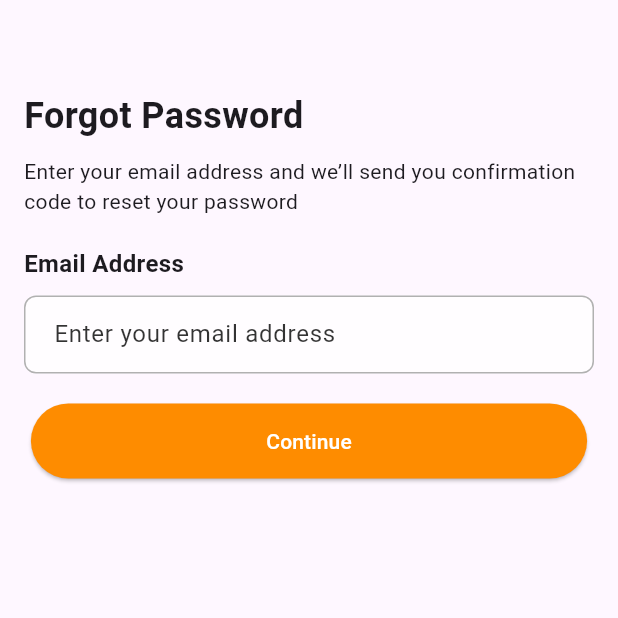
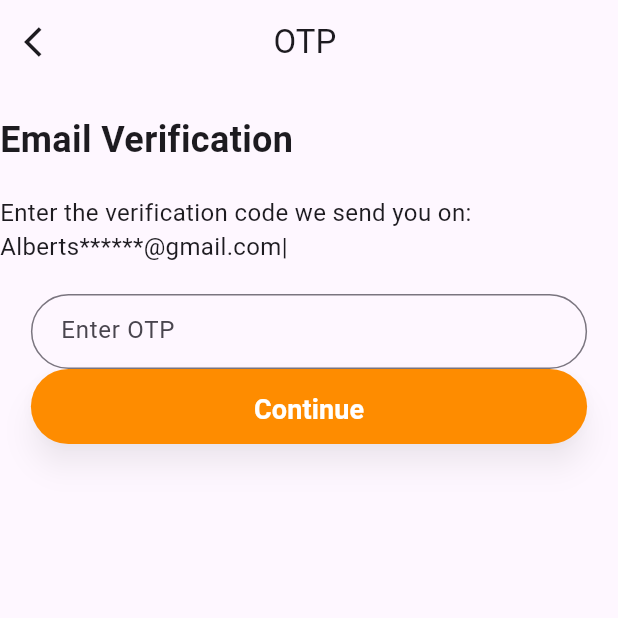
Before and after one commit to Qariziaullahkhan/Food-deleivery-App, a Flutter app: the ForgotPasswordView screen opened by its route, after a tap on "Continue", on a phone screen of 412 x 824 dp, the top half of it. Run offline on Flutter 3.47's test engine with Material 3 defaults, Android fonts, the phone set to English and light mode, and no system bars; our stand-ins replace get.

Commit message:
I create a email verificationviews

```diff
--- a/lib/main.dart
+++ b/lib/main.dart
@@ -14,6 +14,7 @@ class MyApp extends StatelessWidget {
   @override
   Widget build(BuildContext context) {
     return GetMaterialApp(
+      debugShowCheckedModeBanner: false,
       title: 'Flutter Demo',
       theme: ThemeData(
 
--- a/lib/routes/app_pages.dart
+++ b/lib/routes/app_pages.dart
@@ -1,4 +1,5 @@
 import 'package:food_delivery_app/routes/app_routes.dart';
+import 'package:food_delivery_app/views/email_verification_view.dart';
 import 'package:food_delivery_app/views/forgot_password_view.dart';
 import 'package:food_delivery_app/views/signup_view.dart';
 import 'package:get/get.dart';
@@ -11,5 +12,6 @@ class AppPages {
     GetPage(name: AppRoutes.login, page: () => const LoginView()),
     GetPage(name: AppRoutes.register, page: () => const RegisterView()),
     GetPage(name: AppRoutes.forgPasword, page: () => const ForgotPasswordView()),
+    GetPage(name: AppRoutes.EmailVerification, page: () => const EmailVerificationView()),
   ];
 }
--- a/lib/routes/app_routes.dart
+++ b/lib/routes/app_routes.dart
@@ -3,4 +3,5 @@ class AppRoutes {
   static const String login = '/login';
   static const String register = '/register';
   static const String forgPasword = '/forgPasword';
+  static  const String EmailVerification = '/EmailVerification';
 }
--- /dev/null
+++ b/lib/views/email_verification_view.dart
@@ -0,0 +1,82 @@
+import 'package:flutter/material.dart';
+import 'package:food_delivery_app/constants/colors.dart';
+import 'package:get/get.dart';
+
+class EmailVerificationView extends StatefulWidget {
+  const EmailVerificationView({super.key});
+
+  @override
+  State<EmailVerificationView> createState() => _EmailVerificationViewState();
+}
+
+class _EmailVerificationViewState extends State<EmailVerificationView> {
+  @override
+  Widget build(BuildContext context) {
+    final screenWidth = Get.width;
+
+    return Scaffold(
+      appBar: AppBar(
+        title: const Text('OTP '),
+        centerTitle: true,
+        leading: IconButton(onPressed: (){}, icon:const Icon(Icons.arrow_back_ios)),
+
+      ),
+      body: Column(
+        mainAxisAlignment: MainAxisAlignment.start,
+        crossAxisAlignment: CrossAxisAlignment.start,
+        children: [
+          const SizedBox(height: 20,),
+          const Text('Email Verification',style: TextStyle(fontSize: 24.0,fontWeight: FontWeight.bold),),
+
+          const SizedBox(height: 20,),
+          const Text('Enter the verification code we send you on: '
+          'Alberts******@gmail.com|', style: TextStyle(fontSize: 16.0),),
+          const SizedBox(height: 20,),
+          Center(
+            child: SizedBox(
+              height: 50,
+              width: screenWidth * 0.9, // Make the button full-width
+              child: TextField(
+                keyboardType: TextInputType.number,
+                decoration: InputDecoration(
+                  contentPadding: const EdgeInsets.symmetric(horizontal: 16.0, vertical: 14.0),
+                  hintText: 'Enter OTP',
+                  border: OutlineInputBorder(
+                    borderRadius: BorderRadius.circular(30.0),
+                  ),
+                ),
+              ),
+            ),
+                  ),
+
+           Center(
+             child: SizedBox(
+               height: 50,
+               width: screenWidth * 0.9, // Make the button full-width
+               child: ElevatedButton(
+                 onPressed: () {},
+                 style: ElevatedButton.styleFrom(
+                   backgroundColor: AppColors.primary, // Button color
+                   shape: RoundedRectangleBorder(
+                     borderRadius: BorderRadius.circular(30),
+                   ),
+                   padding: const EdgeInsets.symmetric(vertical: 14.0),
+                   shadowColor: Colors.black.withOpacity(0.3),
+                   elevation: 8,
+                 ),
+                 child: const Text(
+                   'Continue',
+                   style: TextStyle(
+                     fontSize: 18.0,
+                     fontWeight: FontWeight.bold,
+                     color: Colors.white,
+                   ),
+                 ),
+               ),
+             ),
+           ),
+        ], // Added closing bracket for Column children
+      )
+    );
+  }
+}
--- a/lib/views/forgot_password_view.dart
+++ b/lib/views/forgot_password_view.dart
@@ -2,6 +2,7 @@ import 'package:flutter/material.dart';
 import 'package:food_delivery_app/constants/colors.dart';
 import 'package:food_delivery_app/widgets/custom_textfield.dart';
 import 'package:get/get.dart';
+import 'package:food_delivery_app/views/email_verification_view.dart';
 
 class ForgotPasswordView extends StatefulWidget {
   const ForgotPasswordView({super.key});
@@ -29,6 +30,7 @@ class _ForgotPasswordViewState extends State<ForgotPasswordView> {
               const SizedBox(height: 20),
               const Text('Email Address', style: TextStyle(fontSize: 16.0, fontWeight: FontWeight.bold),),
               const SizedBox(height: 10),
+
               CustomTextField(controller: _emailController, hintText: "Enter your email address"),
               const SizedBox(height: 20),
               Center(
@@ -42,7 +44,9 @@ class _ForgotPasswordViewState extends State<ForgotPasswordView> {
                         borderRadius: BorderRadius.circular(30.0),
                       ),
                     ),
-                    onPressed: (){},
+                    onPressed: (){
+                      Get.to(() => const EmailVerificationView());
+                    },
                     child: const Text("Continue", style: TextStyle(color: Colors.white),),
                   ),
                 ),
```
Also changed, not shown: lib/views/splash_view.dart (+44 -59 lines), lib/widgets/slides.dart (deleted, +0 -34 lines).
